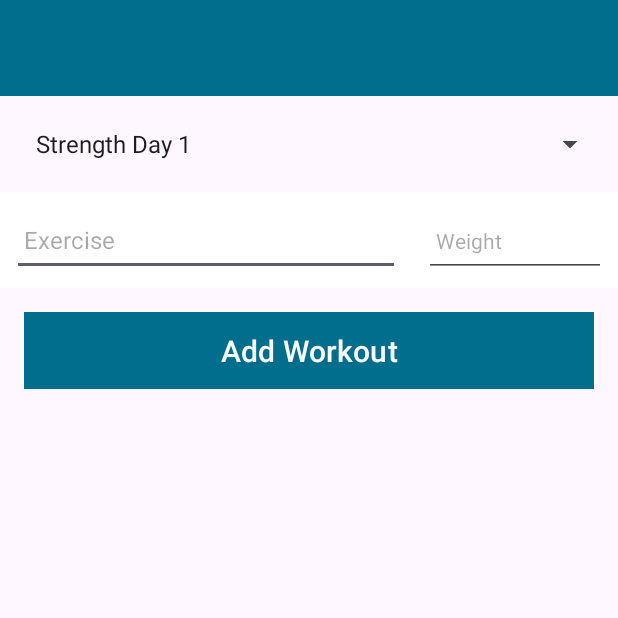
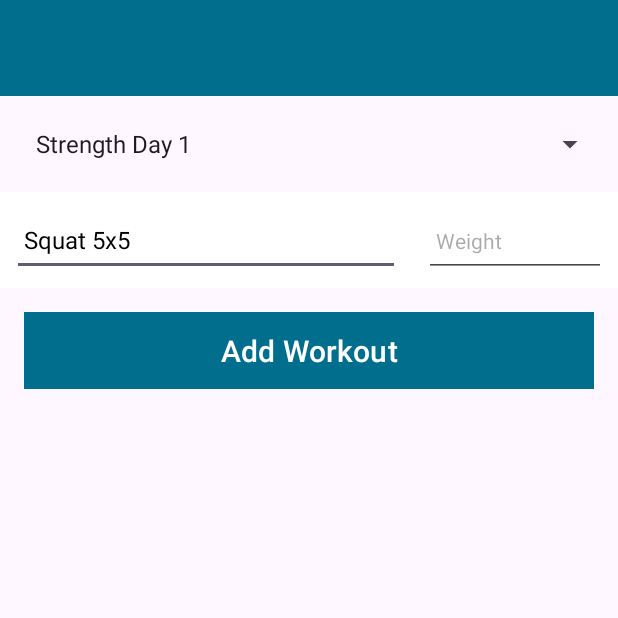
Before and after one commit to neal-boylan/gym-android-app, an Android app: the screen it shows after launch (GymActivity), on a phone screen of 412 x 824 dp, the top half of it. Run offline under Robolectric (Android 15) with nearby library versions, the phone set to English and light mode, and no system bars; our stand-ins replace Timber; 3 statements that could not run were skipped.

Commit message:
Selecting item on spinner populates exercise text field

```diff
--- a/app/src/main/java/org/wit/gym_android_app/activities/GymActivity.kt
+++ b/app/src/main/java/org/wit/gym_android_app/activities/GymActivity.kt
@@ -1,6 +1,8 @@
 package org.wit.gym_android_app.activities
 
 import android.os.Bundle
+import android.view.View
+import android.widget.AdapterView
 import androidx.appcompat.app.AppCompatActivity
 import com.google.android.material.snackbar.Snackbar
 import org.wit.gym_android_app.R
@@ -50,5 +52,17 @@ class GymActivity : AppCompatActivity() {
                     .show()
             }
         }
+
+        binding.spinner.onItemSelectedListener = object : AdapterView.OnItemSelectedListener{
+            override fun onNothingSelected(parent: AdapterView<*>?) {
+
+            }
+
+            override fun onItemSelected(parent: AdapterView<*>?, view: View?, position: Int, id: Long) {
+                i("Spinner item selected: $position")
+                binding.workoutExercise.setText(workoutMap[binding.spinner.selectedItem.toString()])
+            }
+
+        }
     }
 }
--- a/gradle/libs.versions.toml
+++ b/gradle/libs.versions.toml
@@ -1,5 +1,5 @@
 [versions]
-agp = "8.7.0"
+agp = "8.6.0"
 kotlin = "1.9.24"
 coreKtx = "1.13.1"
 junit = "4.13.2"
```
Also changed, not shown: gradle/wrapper/gradle-wrapper.properties.
